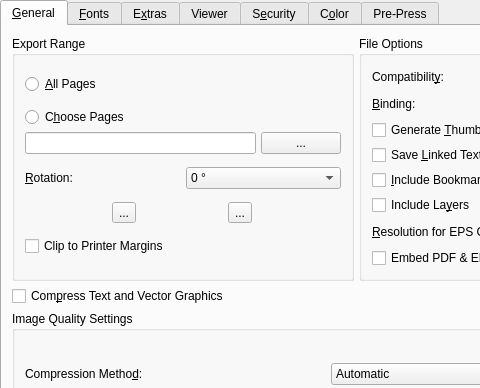
scribusproject/scribus, file scribus/ui/tabpdfoptions.ui: the form before one commit; both pictures show x 0 to 480 and y 0 to 388 of the 657 by 531 pixel window.
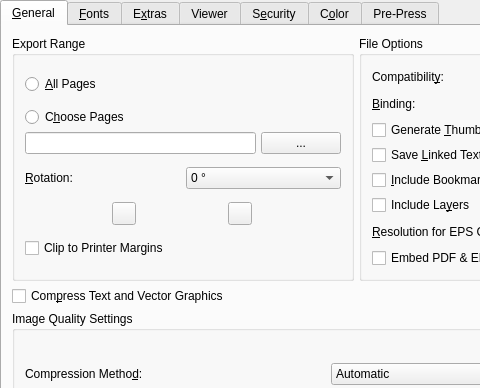
The form after the commit. Custom widgets are drawn as their Qt base class.

Commit message: put some order in tabpdfoptions tooltips

What changed in the file:
```diff
--- a/scribus/ui/tabpdfoptions.ui
+++ b/scribus/ui/tabpdfoptions.ui
@@ -134,7 +134,7 @@
            <item>
             <widget class="QToolButton" name="MirrorH">
              <property name="text">
-              <string>...</string>
+              <string/>
              </property>
              <property name="checkable">
               <bool>true</bool>
@@ -144,7 +144,7 @@
            <item>
             <widget class="QToolButton" name="MirrorV">
              <property name="text">
-              <string>...</string>
+              <string/>
              </property>
              <property name="checkable">
               <bool>true</bool>
```
The commit also changes 2 other files.
